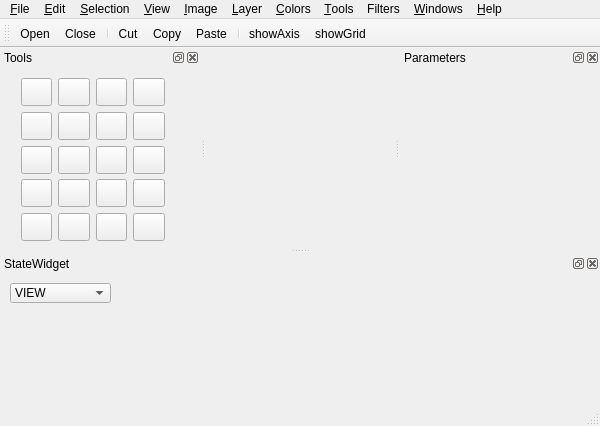
This is applications/TexturePainter/TexturePainter.ui in billhj/Etoile2015 as Qt 5 draws it before an edit. The edited form follows.
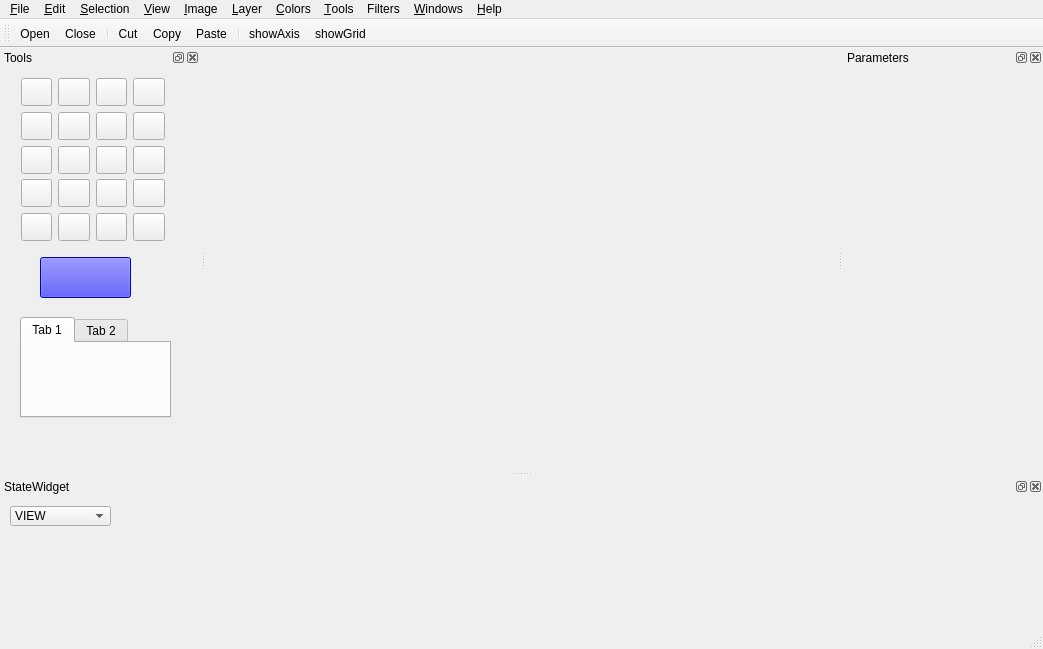
This is the edited form. Icons and pictures are not drawn. Custom widgets are drawn as their Qt base class.

Commit message: made color picking

The edit to the form file:
```diff
--- a/applications/TexturePainter/TexturePainter.ui
+++ b/applications/TexturePainter/TexturePainter.ui
@@ -6,8 +6,8 @@
    <rect>
     <x>0</x>
     <y>0</y>
-    <width>600</width>
-    <height>424</height>
+    <width>1043</width>
+    <height>649</height>
    </rect>
   </property>
   <property name="windowTitle">
@@ -19,7 +19,7 @@
     <rect>
      <x>0</x>
      <y>0</y>
-     <width>600</width>
+     <width>1043</width>
      <height>21</height>
     </rect>
    </property>
@@ -784,7 +784,7 @@
      <property name="geometry">
       <rect>
        <x>20</x>
-       <y>190</y>
+       <y>250</y>
        <width>151</width>
        <height>101</height>
       </rect>
@@ -800,6 +800,31 @@
       </attribute>
      </widget>
     </widget>
+    <widget class="QPushButton" name="colorButton">
+     <property name="geometry">
+      <rect>
+       <x>40</x>
+       <y>190</y>
+       <width>91</width>
+       <height>41</height>
+      </rect>
+     </property>
+     <property name="autoFillBackground">
+      <bool>false</bool>
+     </property>
+     <property name="styleSheet">
+      <string notr="true">background-color: rgb(0, 0, 255);</string>
+     </property>
+     <property name="text">
+      <string/>
+     </property>
+     <property name="default">
+      <bool>false</bool>
+     </property>
+     <property name="flat">
+      <bool>false</bool>
+     </property>
+    </widget>
    </widget>
   </widget>
   <widget class="QDockWidget" name="StateWidget">
```
Left out of the diff: 37 changed lines with no effect on the pictures. The commit also changes 4 other files.
